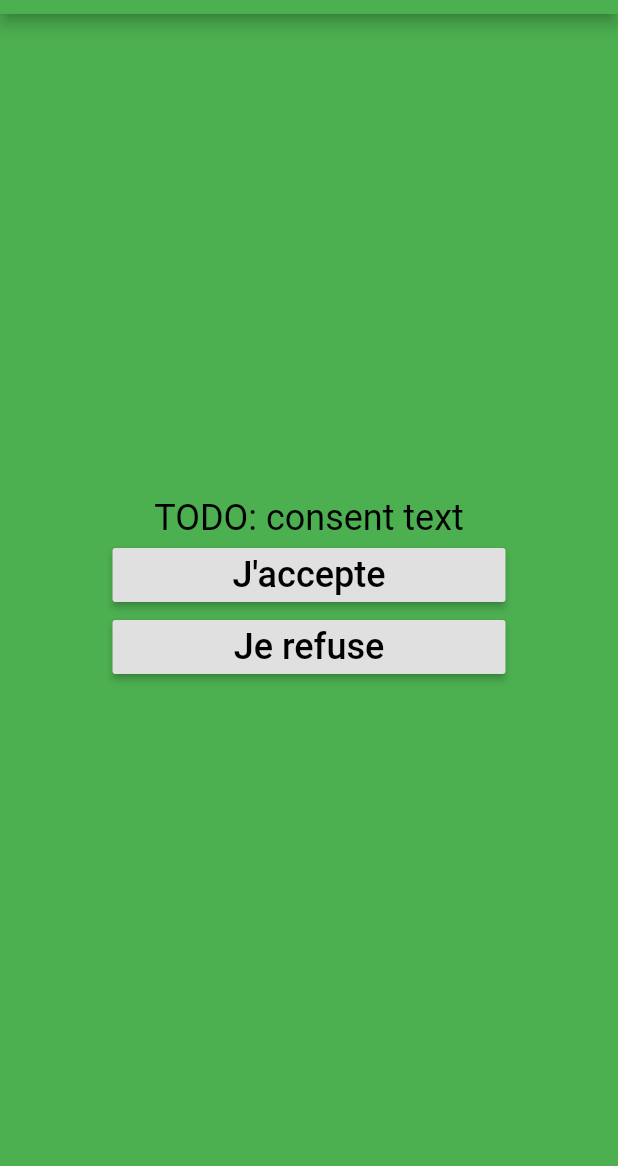
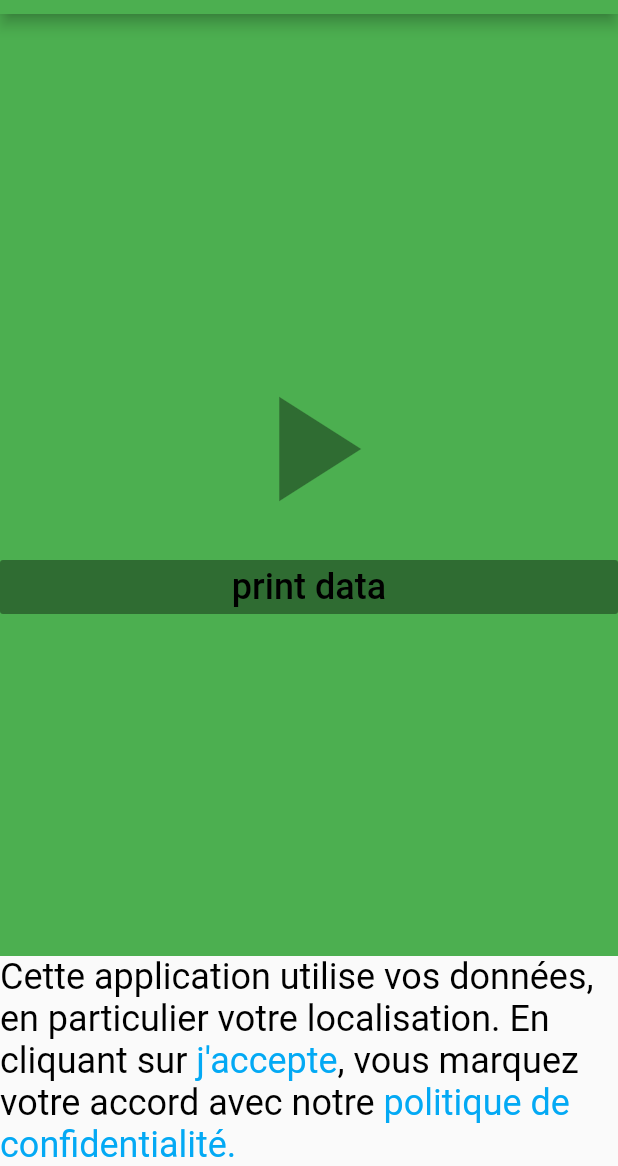
Before and after one commit to nDerroitte/PROJ0010-1-Automated-Ridesharing-Suggestion, a Flutter app: the screen it shows after launch, after a tap on "Connexion", on a phone screen of 412 x 824 dp, the part 70-1236 px from its top. Run offline on Flutter 3.47's test engine with Material 2 defaults, Android fonts, the phone set to English and light mode, and no system bars; our stand-ins replace location; accounts and stored records are empty.

Commit message:
Added RGPD

```diff
--- a/covoituliege_user_tracking/lib/Cst.dart
+++ b/covoituliege_user_tracking/lib/Cst.dart
@@ -1,7 +1,9 @@
 import 'package:flutter/material.dart';
 
-const textStyle = TextStyle(fontSize: 24.0, color: Colors.black);
-const warningStyle = TextStyle(fontSize: 24.0, color: Colors.red);
+const _fontSize = 24.0;
+const textStyle = TextStyle(fontSize: _fontSize, color: Colors.black);
+const warningStyle = TextStyle(fontSize: _fontSize, color: Colors.red);
+const linkStyle = TextStyle(fontSize: _fontSize, color: Colors.lightBlue);
 
 final _appBarColor = Colors.green;
 
@@ -13,3 +15,36 @@ final appBar = AppBar(
   centerTitle: true,
   backgroundColor: _appBarColor,
 );
+
+final rgpdText = Padding(
+  padding: const EdgeInsets.symmetric(horizontal: 10.0),
+  child:   ListView(
+    children: <Widget>[
+      Text(
+        "Dans le cadre de l'automatisation de la récolte des données nécessaires au service CovoitULiège, " +
+        "à savoir les trajets futurs de ses utilisateurs, cette application récolte et transfère " +
+        "la position de ses utilisateurs, régulièrement, en vue d'analyse.\n\n" +
+        "Les données recueillies dans ce formulaire (la localisation de l'appareil, " +
+        "étant conservées en particulier la latitude et la longitude, ainsi que la seconde associée) " +
+        "sont enregistrées dans un fichier informatisé par TBD de l'Université de Liège afin de " + //TODO find who is the [responsable interne du traitement - Préciser ici le nom du service de l’ULiège qui est responsable de la collecte et du traitement (y compris conservation, mise à jour et effacement) des données recueillies.]
+        "les analyser, d'en déduire premièrement les trajets parcourus par l'utilisateur et dans un second temps " +
+        "les trajets qu'il est probable de parcourir prochainement. Ces données seront conservées " +
+        "jusqu'à ce que des données plus récentes puissent les remplacer, avec un maximum de 2 mois " +
+        "qui sera, par exemple, utile en cas d'arrêt d'utilisation de l'application. " +
+        "Ces données seront traitées sur la base du présent consentement.\n\n" +
+        "Ces données ne seront pas transmises à des tiers. Elles ne seront pas anonymisées.\n\n" +
+        "Conformément aux dispositions du Règlement Général sur la Protection des Données (UE 2016/679) " +
+        "et de la loi du 30 juillet 2018 relative à la protection des personnes physiques " +
+        "à l'égard des traitements de données à caractère personnel, " +
+        "vous pouvez exercer vos droits relatifs à ces données à caractère personnel " +
+        "(droit d’accès, de rectification, d’effacement, à la limitation, d’opposition et de retrait du consentement) " +
+        "en contactant TBD ou, à défaut, le Délégué à la Protection des Données de l’ULiège " + //TODO find who is the service en charge du maintien du fichier informatique contenant ces données.
+        "(dpo@uliege.be – Monsieur le Délégué à la Protection des Données, Bât. B9 Cellule « GDPR », Quartier Village 3, " +
+        "Boulevard de Colonster 2, 4000 Liège, Belgique). Vous disposez également du droit d’introduire une réclamation " +
+        "auprès de l’Autorité de protection des données (https://www.autoriteprotectiondonnees.be, contact@apd-gba.be).",
+        style: textStyle,
+        textAlign: TextAlign.justify,
+      ),
+    ],
+  ),
+);
--- a/covoituliege_user_tracking/lib/MainScreen.dart
+++ b/covoituliege_user_tracking/lib/MainScreen.dart
@@ -1,4 +1,5 @@
 import 'package:flutter/material.dart';
+import 'package:flutter/gestures.dart';
 import 'package:location/location.dart';
 import 'package:flutter/services.dart';
 import 'dart:async';
@@ -7,6 +8,7 @@ import 'dart:convert';
 import 'Cst.dart';
 import 'UserInfo.dart';
 import 'FileHandler.dart';
+import 'RGPDScreen.dart';
 
 class MainScreen extends StatefulWidget {
   final UserInfo user;
@@ -20,10 +22,12 @@ class _MainScreenState extends State<MainScreen> {
   bool _hasRefused;
   bool _stopped;
   Function _pressedOnOff;
+  Function _pressedDataButton;
   IconData _onOffIcon;
   UserInfo _user;
   StringBuffer _bufferedData;
   Text _data;
+  RichText _bottomNavigationBar;
 
   Future<String> _readFile() async {
     String data = await readFile();
@@ -77,19 +81,6 @@ class _MainScreenState extends State<MainScreen> {
     }
   }
 
-  _accepted() {
-    //TODO: tell to server consent has been given
-    setState(() {
-      _givenConsent = true;
-    });
-  }
-
-  _refused() {
-    setState(() {
-      _hasRefused = true;
-    });
-  }
-
   _start() {
     _stopped = false;
     _bufferedData.clear();
@@ -115,9 +106,35 @@ class _MainScreenState extends State<MainScreen> {
     String data = await _readFile();
     setState(() {
       _data = Text(
-        data.replaceAll("\\n", "\n"),
+        "(tap again to reload)\n" + data.replaceAll("\\n", "\n"),
         style: textStyle,
       );
+    });
+  }
+
+  _activateButtons() {
+    _bottomNavigationBar = null;
+    _pressedOnOff = _start;
+    _pressedDataButton = _printData;
+  }
+
+  _printRGPD() {
+    Navigator.push(
+      context,
+      MaterialPageRoute(builder: (context) => RGPDScreen()),
+    );
+  }
+
+  _accepted() {
+    //TODO: tell to server consent has been given
+    setState(() {
+      _activateButtons();
+    });
+  }
+
+  _refused() {
+    setState(() {
+      _hasRefused = true;
     });
   }
 
@@ -127,18 +144,71 @@ class _MainScreenState extends State<MainScreen> {
     _user = widget.user;
     _givenConsent = false; //TODO ask to server if consent were already given
     _hasRefused = false;
-    _pressedOnOff = _start;
     _onOffIcon = Icons.play_arrow;
     _bufferedData = StringBuffer();
     _data = Text(
       'print data',
       style: textStyle,
     );
+
+    if (_givenConsent) {
+      _activateButtons();
+    } else {
+      _bottomNavigationBar = RichText(
+        text: TextSpan(
+          text:
+              'Cette application utilise vos données, en particulier votre localisation. En cliquant sur ',
+          style: textStyle,
+          children: <TextSpan>[
+            TextSpan(
+              text: 'j\'accepte',
+              style: linkStyle,
+              recognizer: TapGestureRecognizer()..onTap = _accepted,
+            ),
+            TextSpan(
+              text: ', vous marquez votre accord avec notre ',
+              style: textStyle,
+            ),
+            TextSpan(
+              text: 'politique de confidentialité.',
+              style: linkStyle,
+              recognizer: TapGestureRecognizer()..onTap = _printRGPD,
+            ),
+          ],
+        ),
+      );
+      _pressedOnOff = null;
+      _pressedDataButton = null;
+    }
   }
 
   @override
   Widget build(BuildContext context) {
-    if (_hasRefused) {
+    // TODO Location().hasPermission().then((b) => print(b.toString()));
+    return Scaffold(
+      appBar: appBar,
+      body: Container(
+        color: Colors.green,
+        child: Center(
+          child: ListView(
+            shrinkWrap: true,
+            children: <Widget>[
+              IconButton(
+                icon: Icon(_onOffIcon),
+                onPressed: _pressedOnOff,
+                iconSize: 120.0,
+              ),
+              RaisedButton(
+                child: _data,
+                onPressed: _pressedDataButton,
+              ),
+            ],
+          ),
+        ),
+      ),
+      bottomNavigationBar: _bottomNavigationBar,
+    );
+    /*if (_hasRefused) {
       return Scaffold(
         appBar: appBar,
         body: Container(
@@ -174,6 +244,7 @@ class _MainScreenState extends State<MainScreen> {
             ),
           ),
         ),
+        bottomNavigationBar: null,
       );
     } else {
       return Scaffold(
@@ -211,9 +282,23 @@ class _MainScreenState extends State<MainScreen> {
                   ),
                 ),
               ],
-          )),
+            ),
+          ),
+        ),
+        bottomNavigationBar: RichText(
+          text: TextSpan(
+            text: 'This ',
+            style: textStyle,
+            children: <TextSpan>[
+              TextSpan(
+                text: 'is',
+                style: linkStyle,
+                recognizer: TapGestureRecognizer()..onTap = _printRGPD,
+              )
+            ],
+          ),
         ),
       );
+    }*/
   }
 }
-}
```
Also changed, not shown: covoituliege_user_tracking/lib/RGPDScreen.dart (added, +12 -0 lines). Lines whose indentation alone changed are shown as unchanged.
